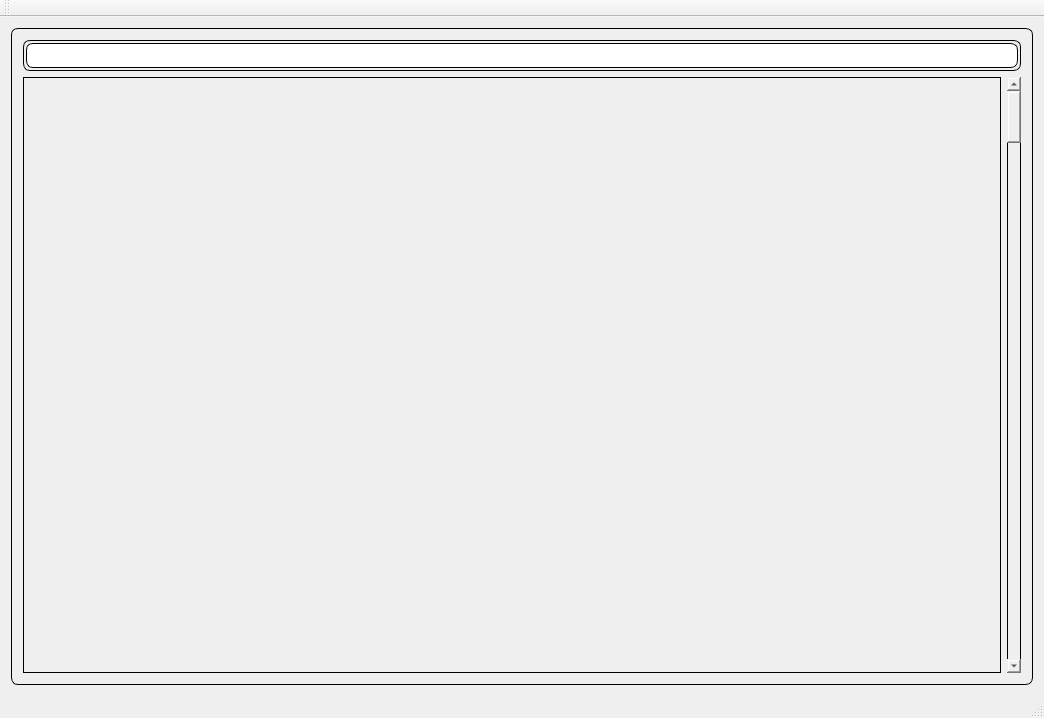
VlMan/Explorer, file Explorer/explorer.ui: the form before one commit.
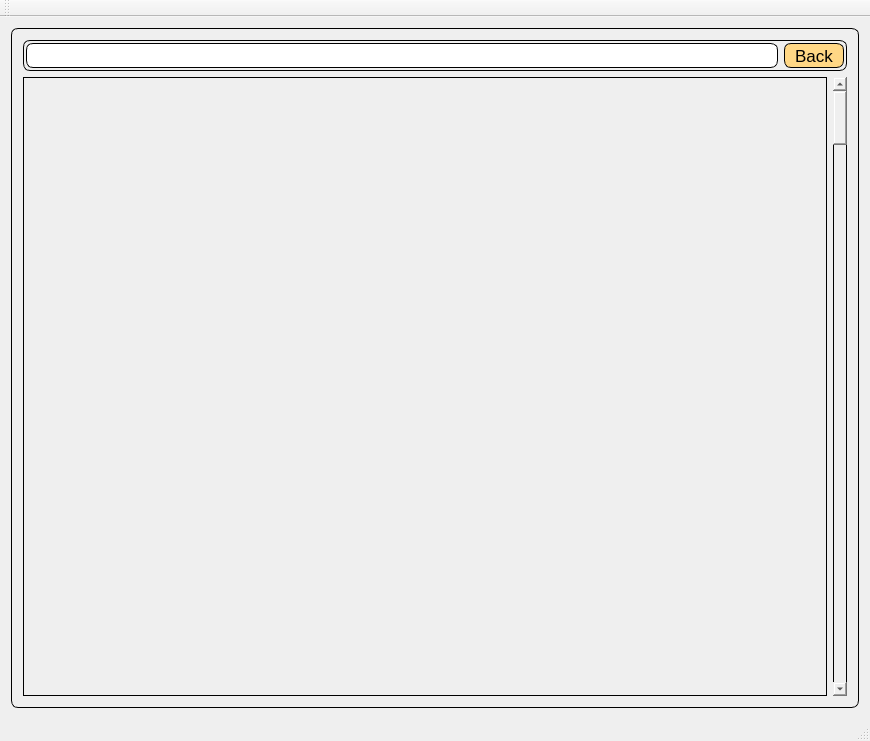
The form after the commit.

Commit message: v0.1.050222.4 -- add button back

```diff
--- a/Explorer/explorer.ui
+++ b/Explorer/explorer.ui
@@ -6,8 +6,8 @@
    <rect>
     <x>0</x>
     <y>0</y>
-    <width>1044</width>
-    <height>718</height>
+    <width>870</width>
+    <height>741</height>
    </rect>
   </property>
   <property name="minimumSize">
@@ -44,6 +44,12 @@
          <property name="styleSheet">
           <string notr="true">border: 1px solid; border-radius: 0px;</string>
          </property>
+         <property name="frameShape">
+          <enum>QFrame::NoFrame</enum>
+         </property>
+         <property name="frameShadow">
+          <enum>QFrame::Plain</enum>
+         </property>
         </widget>
        </item>
        <item row="1" column="2">
@@ -76,13 +82,7 @@
          <property name="frameShadow">
           <enum>QFrame::Raised</enum>
          </property>
-         <layout class="QFormLayout" name="formLayout">
-          <property name="horizontalSpacing">
-           <number>9</number>
-          </property>
-          <property name="verticalSpacing">
-           <number>9</number>
-          </property>
+         <layout class="QHBoxLayout" name="horizontalLayout">
           <property name="leftMargin">
            <number>2</number>
           </property>
@@ -95,11 +95,11 @@
           <property name="bottomMargin">
            <number>2</number>
           </property>
-          <item row="0" column="0" colspan="2">
+          <item>
            <widget class="QLineEdit" name="le_path">
             <property name="minimumSize">
              <size>
-              <width>0</width>
+              <width>300</width>
               <height>25</height>
              </size>
             </property>
@@ -109,6 +109,49 @@
               <height>25</height>
              </size>
             </property>
+            <property name="font">
+             <font>
+              <pointsize>10</pointsize>
+             </font>
+            </property>
+           </widget>
+          </item>
+          <item>
+           <widget class="QPushButton" name="btn_back">
+            <property name="minimumSize">
+             <size>
+              <width>60</width>
+              <height>25</height>
+             </size>
+            </property>
+            <property name="maximumSize">
+             <size>
+              <width>60</width>
+              <height>16777215</height>
+             </size>
+            </property>
+            <property name="font">
+             <font>
+              <pointsize>13</pointsize>
+             </font>
+            </property>
+            <property name="styleSheet">
+             <string notr="true">QPushButton#btn_back:!hover:!pressed
+{
+background-color: rgb(255, 215, 133);
+}
+QPushButton#btn_back:hover:!pressed
+{
+background-color: rgb(203, 135, 0);
+}
+QPushButton#btn_back:hover:pressed
+{
+background-color: rgb(255, 215, 133);
+}</string>
+            </property>
+            <property name="text">
+             <string>Back</string>
+            </property>
            </widget>
           </item>
          </layout>
```
Left out of the diff: 2 changed lines with no effect on the pictures. The commit also changes 5 other files.
